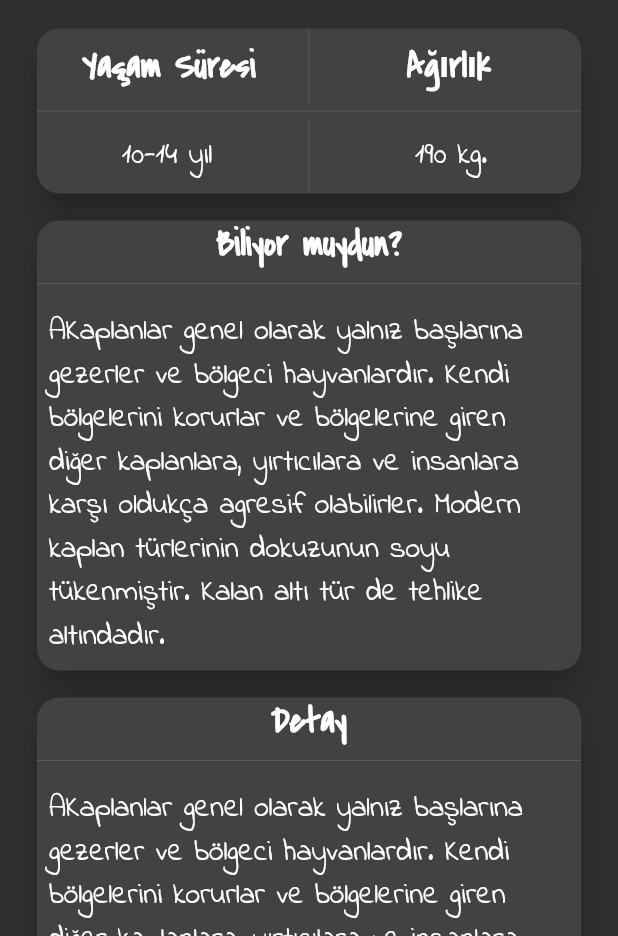
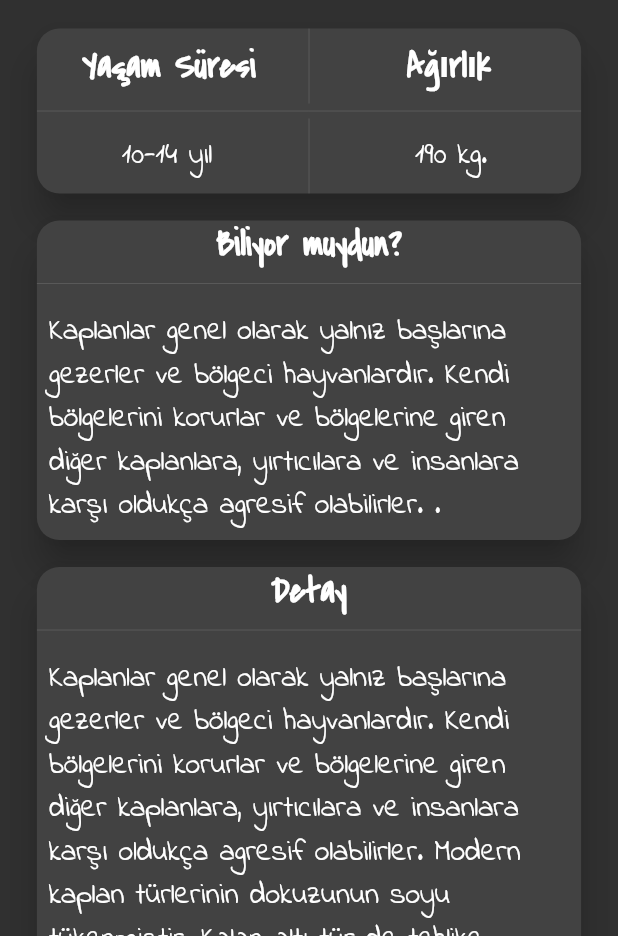
Before and after one commit to dzqn/flutter-animals, a Flutter app: the AnimalDetailView screen opened by its route, on a phone screen of 412 x 824 dp, the part 300-1236 px from its top. Run offline on Flutter 3.47's test engine with Material 2 defaults, Android fonts, the phone set to English and light mode, and no system bars; network calls fail.

```diff
--- a/lib/ui/screens/animal_detail_view.dart
+++ b/lib/ui/screens/animal_detail_view.dart
@@ -138,7 +138,7 @@ class _AnimalDetailViewState extends State<AnimalDetailView> {
             Padding(
               padding: const EdgeInsets.all(8.0),
               child: Text(
-                "AKaplanlar genel olarak yalnız başlarına gezerler ve bölgeci hayvanlardır. Kendi bölgelerini korurlar ve bölgelerine giren diğer kaplanlara, yırtıcılara ve insanlara karşı oldukça agresif olabilirler. Modern kaplan türlerinin dokuzunun soyu tükenmiştir. Kalan altı tür de tehlike altındadır.",
+                "Kaplanlar genel olarak yalnız başlarına gezerler ve bölgeci hayvanlardır. Kendi bölgelerini korurlar ve bölgelerine giren diğer kaplanlara, yırtıcılara ve insanlara karşı oldukça agresif olabilirler. .",
                 style: TextStyle(fontFamily: "IndieFlower", fontSize: 20),
               ),
             )
@@ -171,7 +171,7 @@ class _AnimalDetailViewState extends State<AnimalDetailView> {
             Padding(
               padding: const EdgeInsets.all(8.0),
               child: Text(
-                "AKaplanlar genel olarak yalnız başlarına gezerler ve bölgeci hayvanlardır. Kendi bölgelerini korurlar ve bölgelerine giren diğer kaplanlara, yırtıcılara ve insanlara karşı oldukça agresif olabilirler. Modern kaplan türlerinin dokuzunun soyu tükenmiştir. Kalan altı tür de tehlike altındadır.",
+                "Kaplanlar genel olarak yalnız başlarına gezerler ve bölgeci hayvanlardır. Kendi bölgelerini korurlar ve bölgelerine giren diğer kaplanlara, yırtıcılara ve insanlara karşı oldukça agresif olabilirler. Modern kaplan türlerinin dokuzunun soyu tükenmiştir. Kalan altı tür de tehlike altındadır.",
                 style: TextStyle(fontFamily: "IndieFlower", fontSize: 20),
               ),
             )
```
Also changed, not shown: assets/images/app/image1.png, assets/images/app/image2.png.
